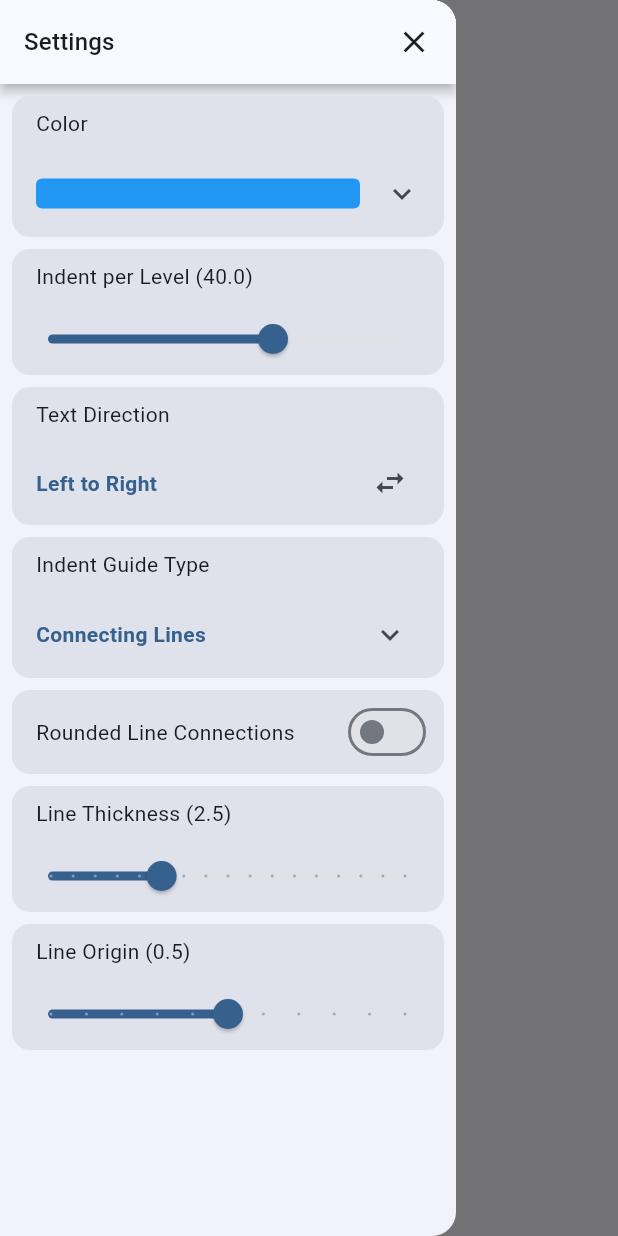
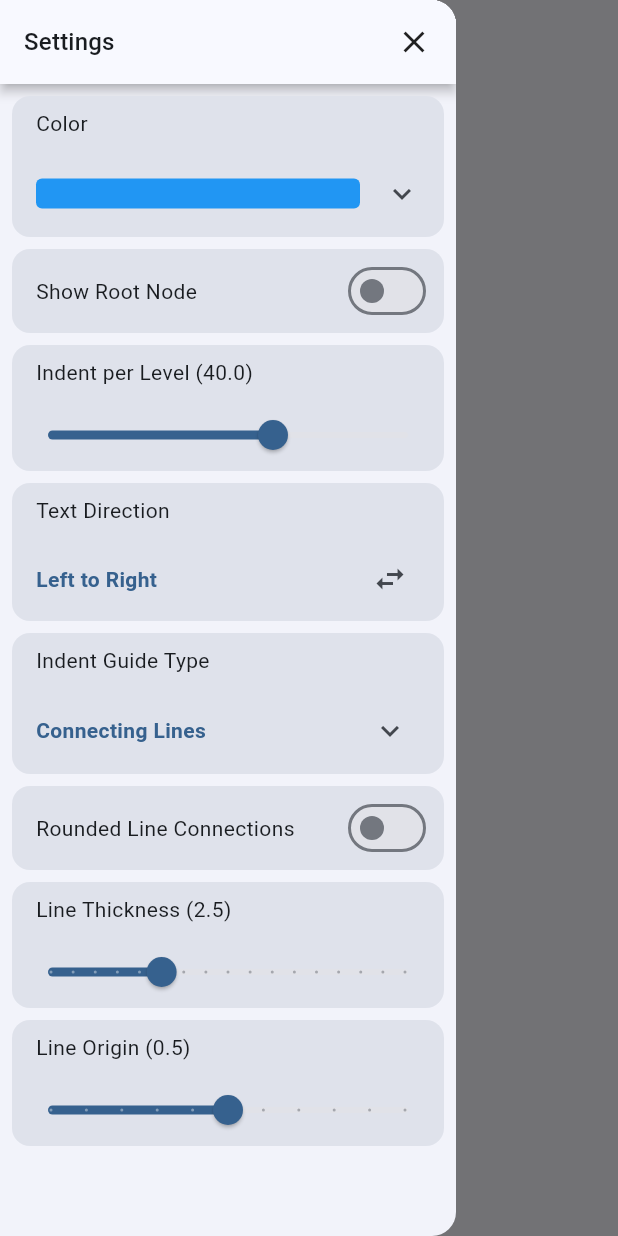
Before and after one commit to baumths/flutter_tree_view, a Flutter app: the screen it shows after launch, with the side drawer open, on a phone screen of 412 x 824 dp. Run offline on Flutter 3.47's test engine with Material 2 defaults, Android fonts, the light colour scheme and no system bars; our stand-ins replace flutter_riverpod.

Commit message:
demo: add "showRoot" setting

```diff
--- a/demo/lib/src/providers/settings.dart
+++ b/demo/lib/src/providers/settings.dart
@@ -3,6 +3,10 @@ import 'package:flutter_fancy_tree_view/flutter_fancy_tree_view.dart';
 import 'package:flutter_riverpod/flutter_riverpod.dart';
 
 import '../shared/indent_type.dart';
+
+final StateProvider<bool> showRootProvider = StateProvider(
+  (ref) => false,
+);
 
 final StateProvider<double> indentProvider = StateProvider(
   (ref) => 40.0,
--- a/demo/lib/src/providers/tree.dart
+++ b/demo/lib/src/providers/tree.dart
@@ -1,8 +1,10 @@
 import 'dart:collection' show UnmodifiableListView;
+
 import 'package:flutter/foundation.dart';
 import 'package:flutter_fancy_tree_view/flutter_fancy_tree_view.dart';
 import 'package:flutter_riverpod/flutter_riverpod.dart';
 
+import 'settings.dart';
 
 export 'package:flutter_fancy_tree_view/flutter_fancy_tree_view.dart';
 
@@ -12,6 +14,7 @@ final treeControllerProvider = Provider.autoDispose<TreeController<DemoNode>>(
       root: DemoNode.root,
     );
 
+    ref.listen(showRootProvider, ((_, next) => controller.showRoot = next));
 
     ref.onDispose(controller.dispose);
     return controller;
--- a/demo/lib/src/views/settings/sections.dart
+++ b/demo/lib/src/views/settings/sections.dart
@@ -10,6 +10,7 @@ import 'sections/line_origin.dart';
 import 'sections/indent_guide_type.dart';
 import 'sections/line_thickness.dart';
 import 'sections/rounded_connections.dart';
+import 'sections/show_root.dart';
 import 'sections/text_direction.dart';
 
 class Sections extends ConsumerWidget {
@@ -22,6 +23,7 @@ class Sections extends ConsumerWidget {
     return ListView(
       children: [
         const ColorSelector(),
+        const ShowRoot(),
         const Indent(),
         const Direction(),
         const IndentGuideType(),
--- /dev/null
+++ b/demo/lib/src/views/settings/sections/show_root.dart
@@ -0,0 +1,32 @@
+import 'package:flutter/material.dart';
+import 'package:flutter_riverpod/flutter_riverpod.dart';
+
+import '../../../providers/settings.dart';
+import '_section.dart';
+
+class ShowRoot extends ConsumerWidget {
+  const ShowRoot({super.key});
+
+  @override
+  Widget build(BuildContext context, WidgetRef ref) {
+    final colorScheme = Theme.of(context).colorScheme;
+
+    final showRoot = ref.watch(showRootProvider);
+
+    return Section(
+      child: SwitchListTile(
+        title: Text(
+          'Show Root Node',
+          style: DefaultTextStyle.of(context).style,
+        ),
+        contentPadding: const EdgeInsets.fromLTRB(16, 0, 8, 0),
+        value: showRoot,
+        activeColor: colorScheme.primary,
+        activeTrackColor: colorScheme.primary.withOpacity(.3),
+        onChanged: (newValue) {
+          ref.read(showRootProvider.state).state = newValue;
+        },
+      ),
+    );
+  }
+}
```
